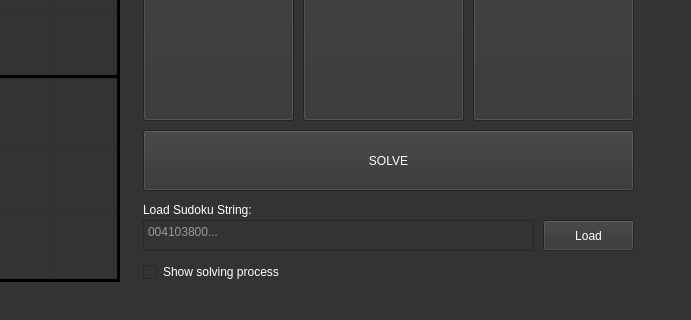
Above: src/mainwindow.ui from Alonkopilov/qt-sudoku-logic-solver before the change; both pictures show x 547 to 1238 and y 410 to 730 of the 1238 by 730 pixel window. Below: the same form after it.
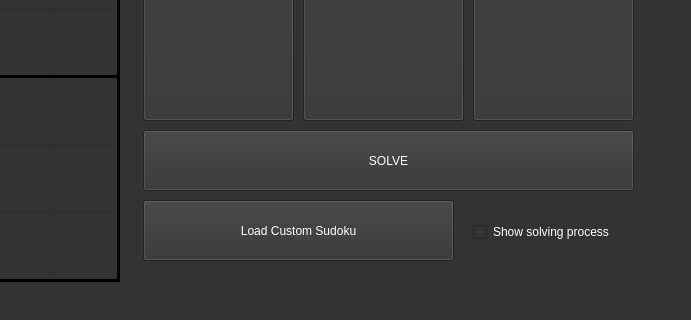
That is the form after the change. Icons and pictures are not drawn.

Commit message: Added a load sudoku button #5

What changed in the file:
```diff
--- a/src/mainwindow.ui
+++ b/src/mainwindow.ui
@@ -624,8 +624,8 @@
    <widget class="QCheckBox" name="cbSlowSolve">
     <property name="geometry">
      <rect>
-      <x>690</x>
-      <y>670</y>
+      <x>1020</x>
+      <y>630</y>
       <width>201</width>
       <height>24</height>
      </rect>
@@ -641,56 +641,13 @@
      <string>Show solving process</string>
     </property>
    </widget>
-   <widget class="QTextEdit" name="textEdit">
-    <property name="geometry">
-     <rect>
-      <x>690</x>
-      <y>630</y>
-      <width>391</width>
-      <height>31</height>
-     </rect>
-    </property>
-    <property name="styleSheet">
-     <string notr="true">font: 10pt &quot;Montserrat&quot;;
-color: rgb(255, 255, 255);</string>
-    </property>
-    <property name="inputMethodHints">
-     <set>Qt::ImhDigitsOnly</set>
-    </property>
-    <property name="verticalScrollBarPolicy">
-     <enum>Qt::ScrollBarAlwaysOff</enum>
-    </property>
-    <property name="horizontalScrollBarPolicy">
-     <enum>Qt::ScrollBarAlwaysOff</enum>
-    </property>
-    <property name="lineWrapMode">
-     <enum>QTextEdit::WidgetWidth</enum>
-    </property>
-    <property name="readOnly">
-     <bool>false</bool>
-    </property>
-    <property name="markdown">
-     <string/>
-    </property>
-    <property name="html">
-     <string>&lt;!DOCTYPE HTML PUBLIC &quot;-//W3C//DTD HTML 4.0//EN&quot; &quot;http://www.w3.org/TR/REC-html40/strict.dtd&quot;&gt;
-&lt;html&gt;&lt;head&gt;&lt;meta name=&quot;qrichtext&quot; content=&quot;1&quot; /&gt;&lt;meta charset=&quot;utf-8&quot; /&gt;&lt;style type=&quot;text/css&quot;&gt;
-p, li { white-space: pre-wrap; }
-hr { height: 1px; border-width: 0; }
-&lt;/style&gt;&lt;/head&gt;&lt;body style=&quot; font-family:'Montserrat'; font-size:10pt; font-weight:400; font-style:normal;&quot;&gt;
-&lt;p style=&quot;-qt-paragraph-type:empty; margin-top:0px; margin-bottom:0px; margin-left:0px; margin-right:0px; -qt-block-indent:0; text-indent:0px; font-family:'Open Sans'; font-size:12pt;&quot;&gt;&lt;br /&gt;&lt;/p&gt;&lt;/body&gt;&lt;/html&gt;</string>
-    </property>
-    <property name="placeholderText">
-     <string notr="true">004103800...</string>
-    </property>
-   </widget>
-   <widget class="QLabel" name="label">
+   <widget class="QPushButton" name="btnLoadSudoku">
     <property name="geometry">
      <rect>
       <x>690</x>
       <y>610</y>
-      <width>141</width>
-      <height>20</height>
+      <width>311</width>
+      <height>61</height>
      </rect>
     </property>
     <property name="styleSheet">
@@ -698,30 +655,7 @@
 color: rgb(255, 255, 255);</string>
     </property>
     <property name="text">
-     <string>Load Sudoku String:</string>
-    </property>
-    <property name="alignment">
-     <set>Qt::AlignLeading|Qt::AlignLeft|Qt::AlignVCenter</set>
-    </property>
-    <property name="margin">
-     <number>0</number>
-    </property>
-   </widget>
-   <widget class="QPushButton" name="pushButton">
-    <property name="geometry">
-     <rect>
-      <x>1090</x>
-      <y>630</y>
-      <width>91</width>
-      <height>31</height>
-     </rect>
-    </property>
-    <property name="styleSheet">
-     <string notr="true">font: 10pt &quot;Montserrat&quot;;
-color: rgb(255, 255, 255);</string>
-    </property>
-    <property name="text">
-     <string>Load</string>
+     <string>Load Custom Sudoku</string>
     </property>
    </widget>
    <widget class="QLabel" name="label_2">
```
Left out of the diff: 4 changed lines with no effect on the pictures. The commit also changes 2 other files.
